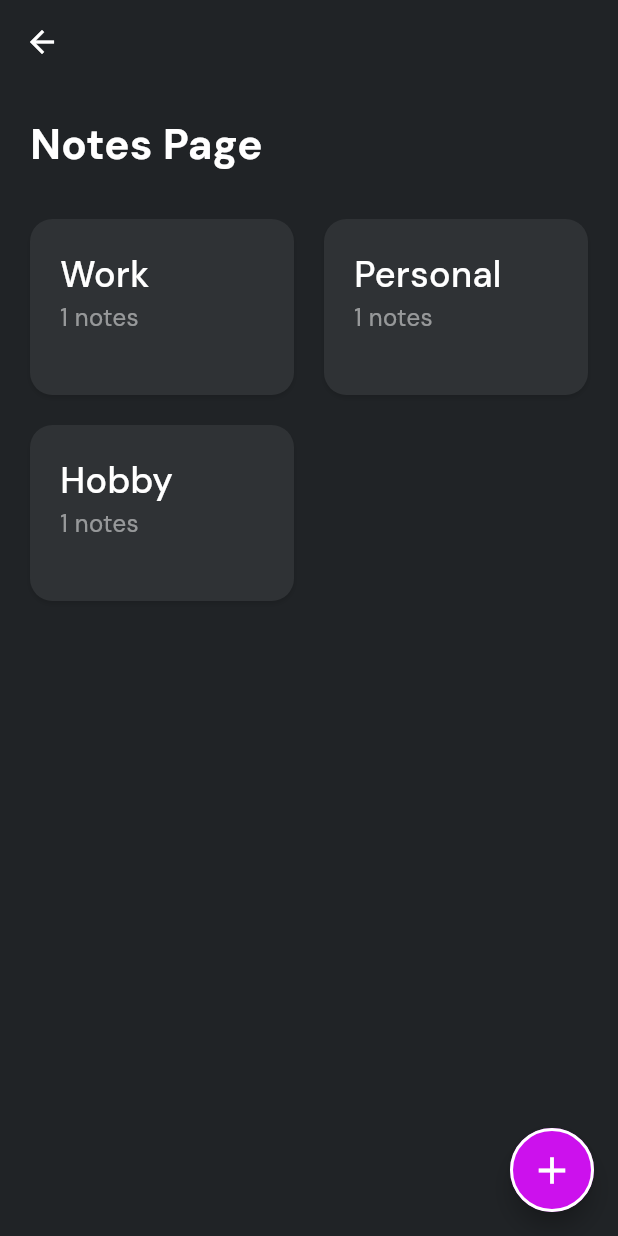
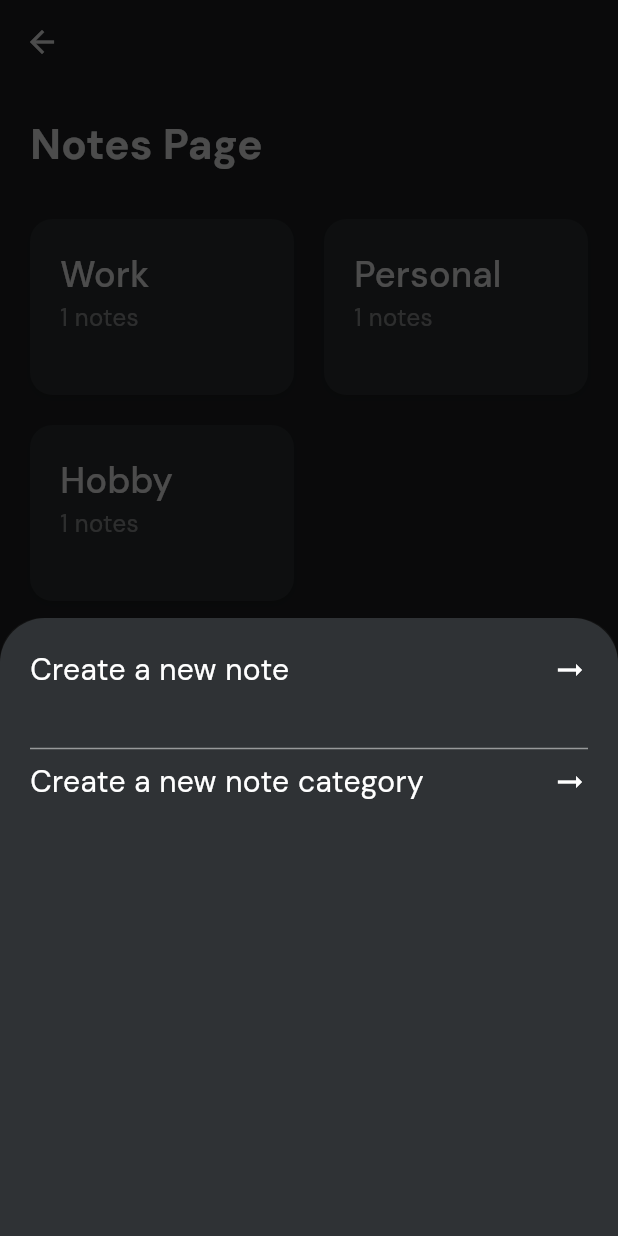
Before and after one commit to isanka23/Todo_App_with_Go_Router_Hive_Packages, a Flutter app: the NotesPage screen opened by its route, after a tap on the "add" icon, on a phone screen of 412 x 824 dp. Run offline on Flutter 3.47's test engine with Material 3 defaults, Android fonts, the phone set to English and light mode, and no system bars; our stand-ins replace go_router, google_fonts, hive, hive_flutter; accounts and stored records are empty.

Commit message:
Create a new Note Category

```diff
--- a/lib/pages/notes_page.dart
+++ b/lib/pages/notes_page.dart
@@ -5,6 +5,7 @@ import 'package:note_sphere_app/utils/colors.dart';
 import 'package:note_sphere_app/utils/constants.dart';
 import 'package:note_sphere_app/utils/router.dart';
 import 'package:note_sphere_app/utils/text_styles.dart';
+import 'package:note_sphere_app/widgets/bottom_sheet.dart';
 import 'package:note_sphere_app/widgets/notes_card.dart';
 
 class NotesPage extends StatefulWidget {
@@ -50,6 +51,26 @@ class _NotesPageState extends State<NotesPage> {
     });
   }
 
+  //open bottom sheet
+  void openBottomSheet() {
+    showModalBottomSheet(
+      barrierColor: Colors.black.withOpacity(0.7),
+      context: context,
+      builder: (context) {
+        return CategoryInputBottomSheet(
+          onNewNote: () {
+            Navigator.pop(context);
+            AppRouter.router.push("/create-note", extra: false);
+          },
+          onNewCategory: () {
+            Navigator.pop(context);
+            AppRouter.router.push("/create-note", extra: true);
+          },
+        );
+      },
+    );
+  }
+
   @override
   Widget build(BuildContext context) {
     return Scaffold(
@@ -63,7 +84,7 @@ class _NotesPageState extends State<NotesPage> {
         ),
       ),
       floatingActionButton: FloatingActionButton(
-        onPressed: () {},
+        onPressed: openBottomSheet,
         shape: RoundedRectangleBorder(
           borderRadius: BorderRadius.circular(100),
           side: BorderSide(
--- a/lib/utils/router.dart
+++ b/lib/utils/router.dart
@@ -1,6 +1,7 @@
 import 'package:flutter/foundation.dart';
 import 'package:flutter/material.dart';
 import 'package:go_router/go_router.dart';
+import 'package:note_sphere_app/pages/create_note.dart';
 import 'package:note_sphere_app/pages/home_page.dart';
 import 'package:note_sphere_app/pages/notes_by_category.dart';
 import 'package:note_sphere_app/pages/notes_page.dart';
@@ -44,7 +45,16 @@ class AppRouter {
           final String Category = state.extra as String;
           return NotesByCategory(category: Category);
         },
-      )
+      ),
+      //create new note
+      GoRoute(
+        name: "create new",
+        path: "/create-note",
+        builder: (context, state) {
+          final bool isNewCategoryPage = state.extra as bool;
+          return CreateNotePage(isNewCategory: isNewCategoryPage);
+        },
+      ),
     ],
   );
 }
--- /dev/null
+++ b/lib/widgets/bottom_sheet.dart
@@ -0,0 +1,75 @@
+import 'package:flutter/material.dart';
+import 'package:note_sphere_app/utils/colors.dart';
+import 'package:note_sphere_app/utils/constants.dart';
+import 'package:note_sphere_app/utils/text_styles.dart';
+
+class CategoryInputBottomSheet extends StatefulWidget {
+  final Function() onNewNote;
+  final Function() onNewCategory;
+  const CategoryInputBottomSheet({
+    super.key,
+    required this.onNewNote,
+    required this.onNewCategory,
+  });
+
+  @override
+  State<CategoryInputBottomSheet> createState() =>
+      _CategoryInputBottomSheetState();
+}
+
+class _CategoryInputBottomSheetState extends State<CategoryInputBottomSheet> {
+  @override
+  Widget build(BuildContext context) {
+    return Container(
+      width: double.infinity,
+      height: MediaQuery.of(context).size.height * 0.5,
+      decoration: BoxDecoration(
+        color: AppColors.kCardColor,
+        borderRadius: const BorderRadius.only(
+          topLeft: Radius.circular(30),
+          topRight: Radius.circular(30),
+        ),
+      ),
+      child: Padding(
+        padding: const EdgeInsets.all(AppConstants.kDefaultPadding),
+        child: Column(
+          children: [
+            GestureDetector(
+              onTap: widget.onNewNote,
+              child: Row(
+                mainAxisAlignment: MainAxisAlignment.spaceBetween,
+                children: [
+                  Text(
+                    "Create a new note",
+                    style: AppTextStyles.appDescriptionStyle,
+                  ),
+                  const Icon(Icons.arrow_right_alt_outlined)
+                ],
+              ),
+            ),
+            const SizedBox(
+              height: 30,
+            ),
+            Divider(
+              color: AppColors.kWhiteColor.withOpacity(0.5),
+              thickness: 1,
+            ),
+            GestureDetector(
+              onTap: widget.onNewCategory,
+              child: Row(
+                mainAxisAlignment: MainAxisAlignment.spaceBetween,
+                children: [
+                  Text(
+                    "Create a new note category",
+                    style: AppTextStyles.appDescriptionStyle,
+                  ),
+                  const Icon(Icons.arrow_right_alt_outlined)
+                ],
+              ),
+            ),
+          ],
+        ),
+      ),
+    );
+  }
+}
```
Also changed, not shown: lib/pages/create_note.dart (added, +26 -0 lines).
